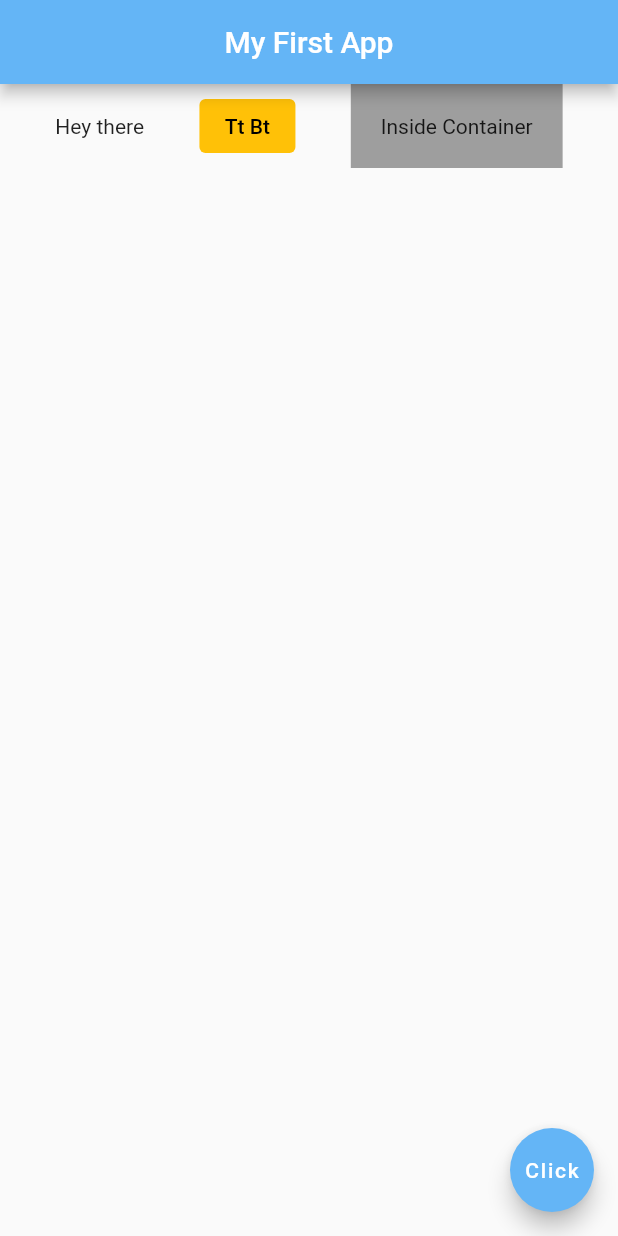
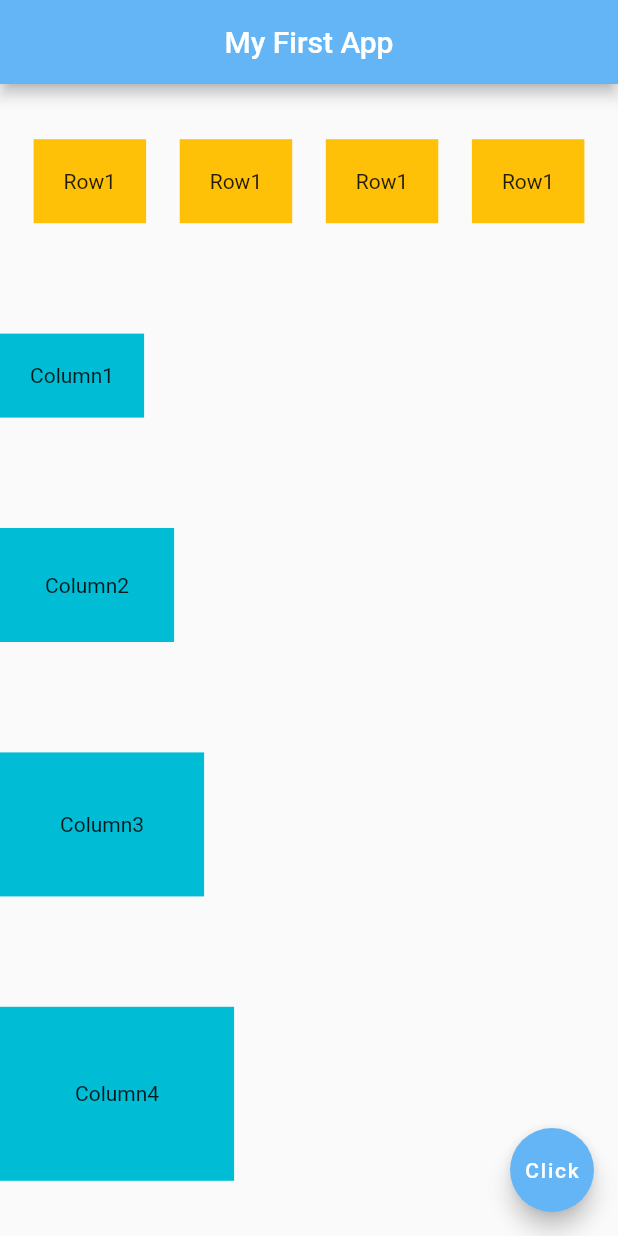
Before and after one commit to lokesh-5050/flutter-initial, a Flutter app: the screen it shows after launch, on a phone screen of 412 x 824 dp. Run offline on Flutter 3.47's test engine with Material 2 defaults, Android fonts, the light colour scheme and no system bars.

Commit message:
Rows in columns

```diff
--- a/lib/main.dart
+++ b/lib/main.dart
@@ -16,30 +16,83 @@ class Home extends StatelessWidget {
         centerTitle: true,
         backgroundColor: Colors.blue[300],
       ),
-      body: Row(
-        mainAxisAlignment: MainAxisAlignment.spaceEvenly,
-        crossAxisAlignment: CrossAxisAlignment.center,
+      body: Column(
+        mainAxisAlignment: MainAxisAlignment.spaceAround,
+        crossAxisAlignment: CrossAxisAlignment.start,
+
         children: <Widget>[
-          Text('Hey there'),
-          TextButton(
-            onPressed: ()=>{},
-            child: Text(
-              'Tt Bt',
-              style: TextStyle(
-                color: Colors.black
+          Row(
+            mainAxisAlignment: MainAxisAlignment.spaceEvenly,
+            crossAxisAlignment: CrossAxisAlignment.start,
+            children: <Widget>[
+              Container(
+                padding: EdgeInsets.all(20),
+                color: Colors.amber,
+                child: Text('Row1'),
               ),
-            ),
-            style: TextButton.styleFrom(
-              backgroundColor: Colors.amber,
-            ),
+              Container(
+                padding: EdgeInsets.all(20),
+                color: Colors.amber,
+                child: Text('Row1'),
+              ),
+              Container(
+                padding: EdgeInsets.all(20),
+                color: Colors.amber,
+                child: Text('Row1'),
+              ),
+              Container(
+                padding: EdgeInsets.all(20),
+                color: Colors.amber,
+                child: Text('Row1'),
+              ),
+            ],
           ),
           Container(
-            padding: EdgeInsets.all(20.0),
-            color: Colors.grey,
-            child: Text('Inside Container'),
-          )
+            padding: EdgeInsets.all(20),
+            color: Colors.cyan,
+            child: Text('Column1'),
+          ),
+          Container(
+            padding: EdgeInsets.all(30),
+            color: Colors.cyan,
+            child: Text('Column2'),
+          ),
+          Container(
+            padding: EdgeInsets.all(40),
+            color: Colors.cyan,
+            child: Text('Column3'),
+          ),
+          Container(
+            padding: EdgeInsets.all(50),
+            color: Colors.cyan,
+            child: Text('Column4'),
+          ),
         ],
       ),
+      // body: Row(
+      //   mainAxisAlignment: MainAxisAlignment.spaceEvenly,
+      //   crossAxisAlignment: CrossAxisAlignment.center,
+      //   children: <Widget>[
+      //     Text('Hey there'),
+      //     TextButton(
+      //       onPressed: ()=>{},
+      //       child: Text(
+      //         'Tt Bt',
+      //         style: TextStyle(
+      //           color: Colors.black
+      //         ),
+      //       ),
+      //       style: TextButton.styleFrom(
+      //         backgroundColor: Colors.amber,
+      //       ),
+      //     ),
+      //     Container(
+      //       padding: EdgeInsets.all(20.0),
+      //       color: Colors.grey,
+      //       child: Text('Inside Container'),
+      //     )
+      //   ],
+      // ),
       // body: Center(
         // body: Container(
         //   padding: EdgeInsets.symmetric(horizontal:190 , vertical: 50),
```
